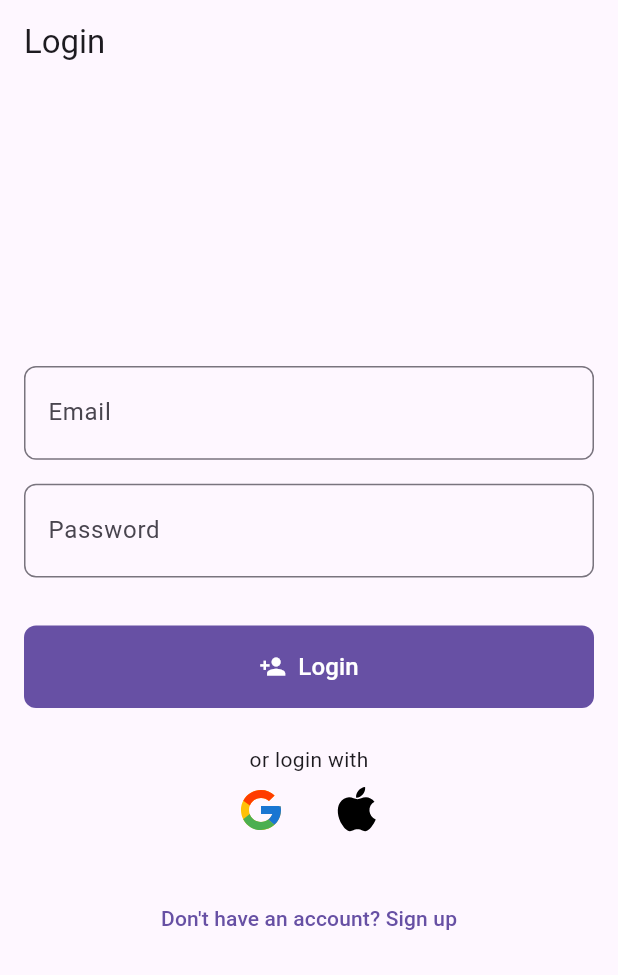
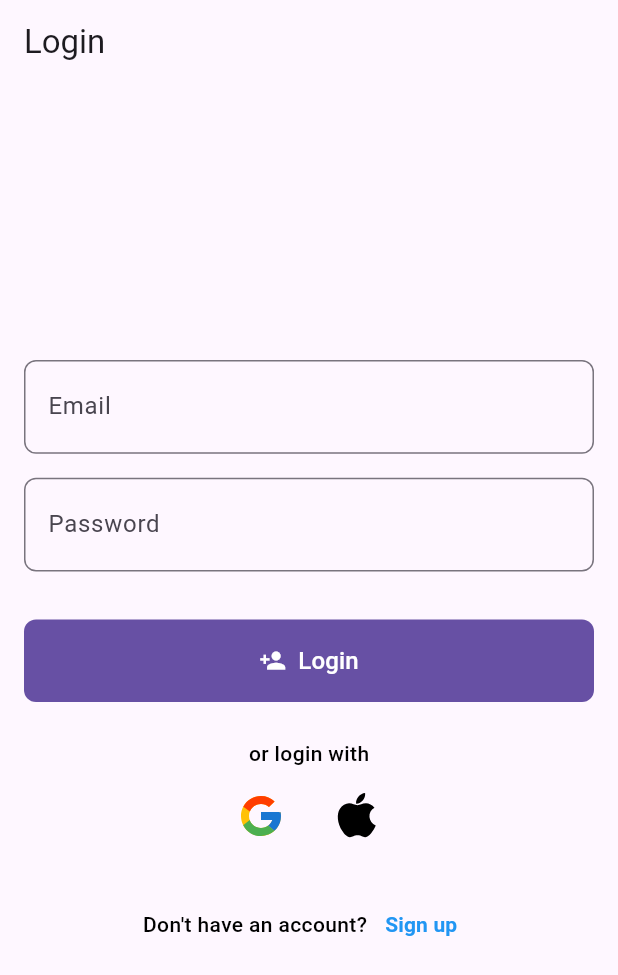
Before and after one commit to rddewan/YouCanCode-Mobile, a Flutter app: the screen it shows after launch, on a phone screen of 412 x 824 dp. Shown: the top 975 px of the screen. Run offline on Flutter 3.47's test engine with Material 3 defaults, Android fonts, the phone set to English and light mode, and no system bars; our stand-ins replace dio, flutter_riverpod, flutter_secure_storage, flutter_svg, freezed_annotation, go_router and 2 more; missing offline and left inert: dio_http_formatter; generated files the repository leaves out were written again.

Commit message:
update signup ui

```diff
--- a/lib/features/login/presentation/ui/widget/dont_have_account.dart
+++ b/lib/features/login/presentation/ui/widget/dont_have_account.dart
@@ -8,12 +8,30 @@ class DontHaveAccount extends ConsumerWidget {
 
   @override
   Widget build(BuildContext context, WidgetRef ref) {
-    return TextButton(
-      onPressed: () {
-        // Navigate to signup screen
-        context.push('/signup');
-      },
-      child: Text("Don't have an account? Sign up".hardcoded),
+    return Row(
+      mainAxisAlignment: MainAxisAlignment.center,
+      children: [
+        Text(
+          "Don't have an account?".hardcoded,
+          style: const TextStyle(
+            color: Colors.black,
+            fontWeight: FontWeight.w500,
+          ),
+        ),
+        TextButton(
+          onPressed: () {
+            // Navigate to signup screen
+            context.push('/signup');
+          },
+          child: Text(
+            "Sign up".hardcoded,
+            style: const TextStyle(
+              color: Colors.blue,
+              fontWeight: FontWeight.w700,
+            ),
+          ),
+        ),
+      ],
     );
   }
 }
--- a/lib/features/login/presentation/ui/widget/login_with.dart
+++ b/lib/features/login/presentation/ui/widget/login_with.dart
@@ -10,7 +10,14 @@ class LoginWith extends ConsumerWidget {
   @override
   Widget build(BuildContext context, WidgetRef ref) {
     return Column(children: [
-      Text("or login with".hardcoded),
+      Text(
+        "or login with".hardcoded,
+        style: const TextStyle(
+          color: Colors.black,
+          fontWeight: FontWeight.w500,
+        ),
+      ),
+      const SizedBox(height: kSmall),
       Row(
         mainAxisAlignment: MainAxisAlignment.center,
         children: [
```
Also changed, not shown: lib/features/signup/presentation/ui/widget/already_have_account.dart (+5 -4 lines).
